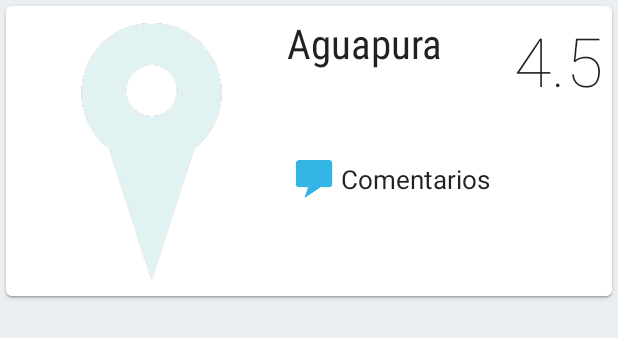
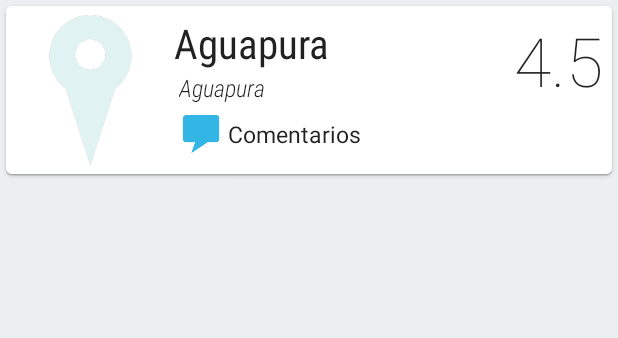
Before and after one commit to jtails/Homelike, an Android app: the layout list_item_provider.xml on its own in the app's theme, with its tools: preview values and no code run, on a phone screen of 412 x 824 dp. Shown: the top 338 px of the screen. Run offline under Robolectric (Android 15) with nearby library versions, the phone set to English and light mode, and no system bars.

Commit message:
Carga logo de proveedor
Despliega el logo del proveedor con la url del atributo ‘logo’

```diff
--- a/Android/Homelike/app/build.gradle
+++ b/Android/Homelike/app/build.gradle
@@ -49,5 +49,6 @@ dependencies {
 
     compile 'com.android.support:appcompat-v7:20.0.0'
     compile 'com.google.android.gms:play-services:5.0.+'
+    compile 'com.nostra13.universalimageloader:universal-image-loader:1.9.+'
     compile fileTree(dir: 'libs', include: ['*.jar'])
 }
--- a/Android/Homelike/app/src/main/res/layout/list_item_provider.xml
+++ b/Android/Homelike/app/src/main/res/layout/list_item_provider.xml
@@ -7,27 +7,21 @@
     android:background="@drawable/card_bg"
     android:padding="10dp">
 
-    <FrameLayout
-        android:layout_width="wrap_content"
-        android:layout_height="wrap_content"
-        android:layout_gravity="center_vertical"
-        android:padding="5dp">
 
-        <ImageView android:id="@+id/img_provider_logo"
-            android:layout_width="wrap_content"
-            android:layout_height="wrap_content"
-            android:layout_gravity="center_vertical"
-            android:src="@drawable/ic_homelike_splash_logo"
-            android:adjustViewBounds="true"/>
+    <ImageView android:id="@+id/img_provider_logo"
+        android:layout_width="100dp"
+        android:layout_height="100dp"
+        android:layout_gravity="center_horizontal"
+        android:adjustViewBounds="true"
+        android:src="@drawable/ic_homelike_splash_logo"/>
 
-    </FrameLayout>
 
     <LinearLayout
         android:layout_width="match_parent"
         android:layout_height="match_parent"
         android:orientation="vertical"
-        android:layout_weight="1">
-
+        android:layout_weight="1"
+        android:layout_marginLeft="6dp">
 
             <mx.jtails.homelike.ui.widget.TypeFacedTextView
                 android:id="@+id/lbl_provider_name"
@@ -36,7 +30,16 @@
                 homelike:typeface="fonts/RobotoCondensed-Regular.ttf"
                 android:textSize="27sp"
                 android:text="Aguapura"
-                android:layout_toLeftOf="@+id/img_comments"
+                android:singleLine="true"/>
+
+            <mx.jtails.homelike.ui.widget.TypeFacedTextView
+                android:id="@+id/lbl_provider_slogan"
+                android:layout_width="match_parent"
+                android:layout_height="wrap_content"
+                homelike:typeface="fonts/RobotoCondensed-LightItalic.ttf"
+                android:textSize="16sp"
+                android:layout_marginLeft="3dp"
+                android:text="Aguapura"
                 android:singleLine="true"/>
 
             <LinearLayout
@@ -57,11 +60,10 @@
                     android:layout_width="match_parent"
                     android:layout_height="wrap_content"
                     android:text="Comentarios"
-                    android:textSize="17sp"
+                    android:textSize="15sp"
                     android:layout_marginLeft="5dp"/>
 
             </LinearLayout>
-
 
     </LinearLayout>
 
```
Also changed, not shown: Android/Homelike/app/src/main/java/mx/jtails/homelike/HomelikeApplication.java (+10 -0 lines), Android/Homelike/app/src/main/java/mx/jtails/homelike/ui/adapter/ProvidersAdapter.java (+22 -0 lines), 1 other file.
